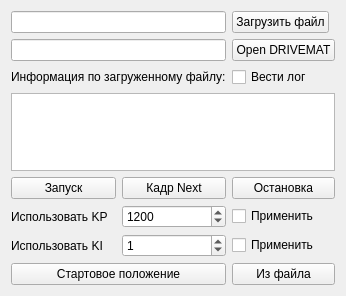
The window that src/Widgets/MoveControlWidget.ui (AlexanderMokhov/AR-600Controller) describes before a commit, drawn with Qt 5.
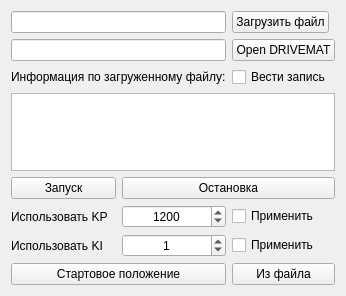
The same window after the commit.

Diff of the .ui file:
```diff
--- a/src/Widgets/MoveControlWidget.ui
+++ b/src/Widgets/MoveControlWidget.ui
@@ -37,15 +37,11 @@
      </item>
      <item>
       <layout class="QGridLayout" name="gridLayout">
-       <item row="4" column="1">
-        <widget class="QPushButton" name="ButtonNext">
-         <property name="text">
-          <string>Кадр Next</string>
-         </property>
-        </widget>
-       </item>
        <item row="5" column="1">
         <widget class="QSpinBox" name="sBoxUserStiffValue">
+         <property name="alignment">
+          <set>Qt::AlignCenter</set>
+         </property>
          <property name="maximum">
           <number>10000</number>
          </property>
@@ -77,13 +73,6 @@
          </property>
         </widget>
        </item>
-       <item row="4" column="0">
-        <widget class="QPushButton" name="ButtonPlayPause">
-         <property name="text">
-          <string>Запуск</string>
-         </property>
-        </widget>
-       </item>
        <item row="3" column="0" colspan="3">
         <widget class="QTextEdit" name="MessageTextBox">
          <property name="enabled">
@@ -100,13 +89,6 @@
          </property>
         </widget>
        </item>
-       <item row="4" column="2">
-        <widget class="QPushButton" name="ButtonStop">
-         <property name="text">
-          <string>Остановка</string>
-         </property>
-        </widget>
-       </item>
        <item row="7" column="0" colspan="2">
         <widget class="QPushButton" name="ButtonGoStartPos">
          <property name="text">
@@ -144,12 +126,15 @@
           <enum>Qt::LeftToRight</enum>
          </property>
          <property name="text">
-          <string>Вести лог</string>
+          <string>Вести запись</string>
          </property>
         </widget>
        </item>
        <item row="6" column="1">
         <widget class="QSpinBox" name="sBoxUserDumpValue">
+         <property name="alignment">
+          <set>Qt::AlignCenter</set>
+         </property>
          <property name="maximum">
           <number>1000</number>
          </property>
@@ -186,6 +171,20 @@
          </property>
         </widget>
        </item>
+       <item row="4" column="0">
+        <widget class="QPushButton" name="ButtonPlayPause">
+         <property name="text">
+          <string>Запуск</string>
+         </property>
+        </widget>
+       </item>
+       <item row="4" column="1" colspan="2">
+        <widget class="QPushButton" name="ButtonStop">
+         <property name="text">
+          <string>Остановка</string>
+         </property>
+        </widget>
+       </item>
       </layout>
      </item>
      <item>
```
